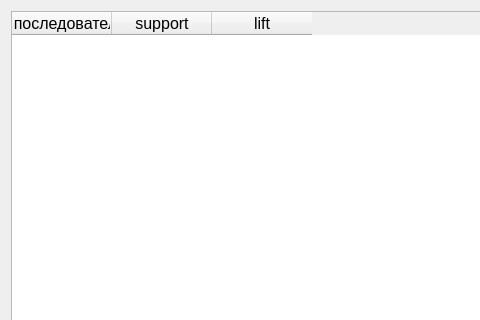
Above: GSP_adapt/GSPResWindow.ui from Inlucker/GSP before the change; both pictures show x 0 to 480 and y 0 to 320 of the 1038 by 598 pixel window. Below: the same form after it.
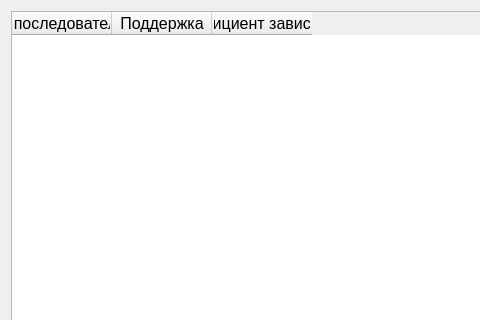
That is the form after the change.

Commit message: now can read logs with missing session_ids and fixed GSPResWindow translation

```diff
--- a/GSP_adapt/GSPResWindow.ui
+++ b/GSP_adapt/GSPResWindow.ui
@@ -28,12 +28,12 @@
      </column>
      <column>
       <property name="text">
-       <string>support</string>
+       <string>Поддержка</string>
       </property>
      </column>
      <column>
       <property name="text">
-       <string>lift</string>
+       <string>Коэффициент зависимости</string>
       </property>
      </column>
     </widget>
```
Left out of the diff: 2 changed lines with no effect on the pictures. The commit also changes 1 other file.
